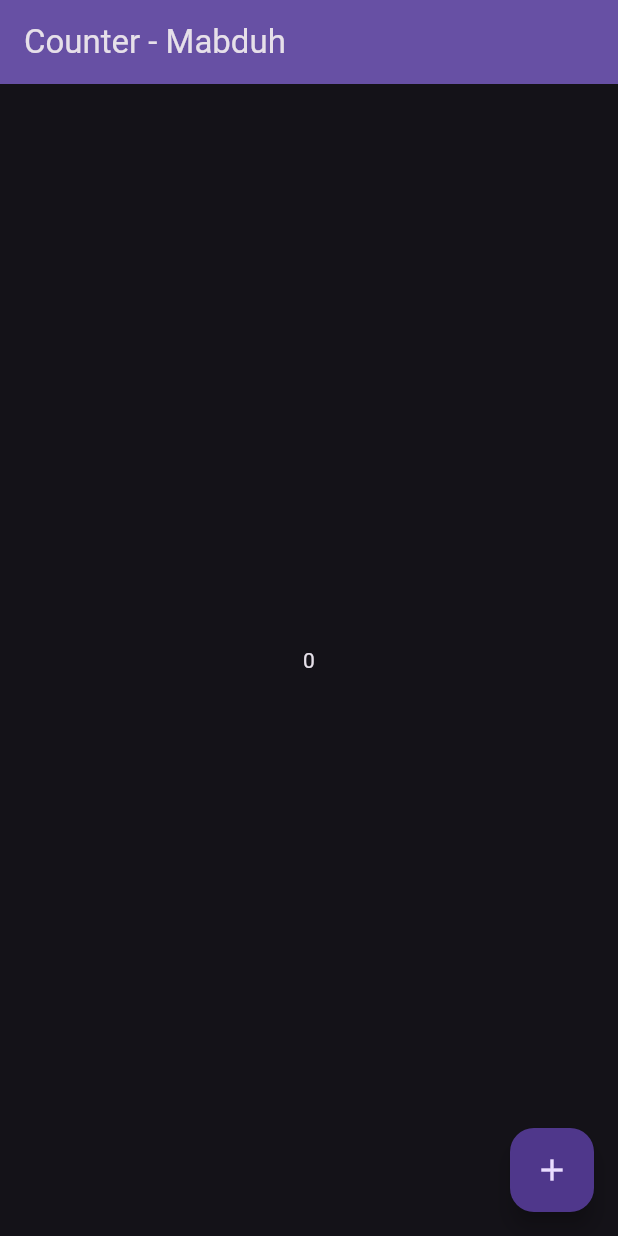
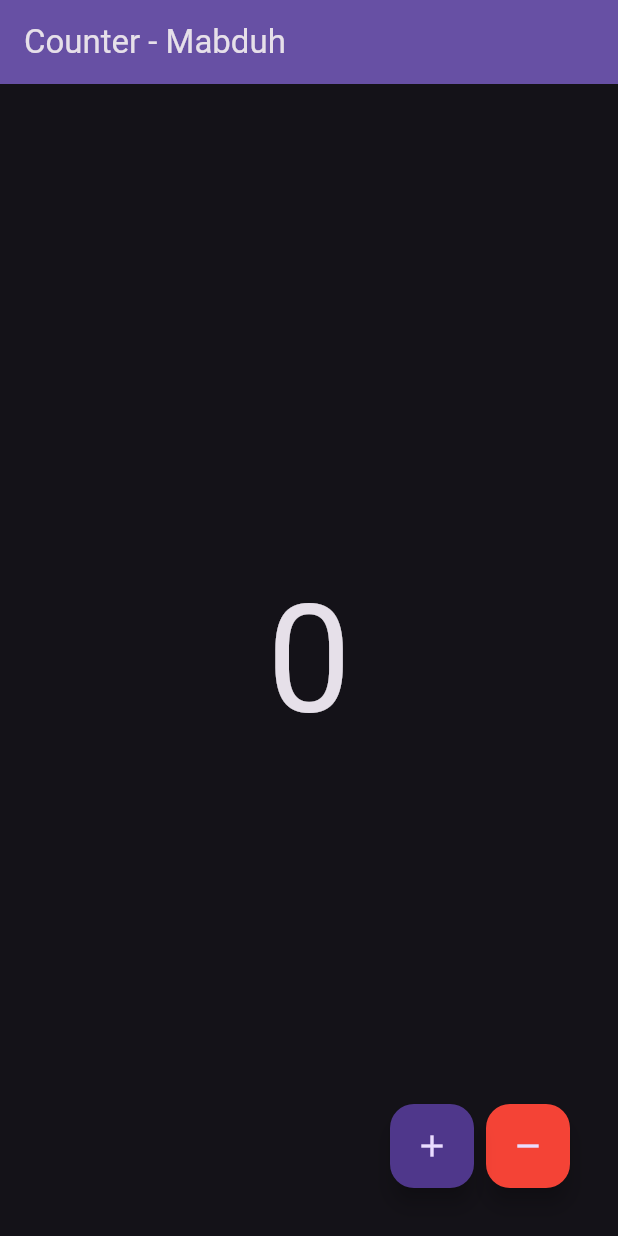
Before and after one commit to imabduh/state_management, a Flutter app: the screen it shows after launch, on a phone screen of 412 x 824 dp. Run offline on Flutter 3.47's test engine with Material 3 defaults, Android fonts, the phone set to English and light mode, and no system bars.

Commit message:
memperbagus tampilan

```diff
--- a/lib/main.dart
+++ b/lib/main.dart
@@ -52,14 +52,36 @@ class MyHomePage extends StatelessWidget {
         title: const Text("Counter - Mabduh"),
       ),
       body: Center(
-          child: Text(Provider.of<Counter>(context)._counter.toString())),
-      floatingActionButton: FloatingActionButton(
-        onPressed: () {
-          counterProv.incrementCounter(); // untuk menambah + 1
-          // counterProv.decrementCounter(); // untuk mengurang - 1
-        },
-        tooltip: 'Increment',
-        child: const Icon(Icons.add),
+          child: Text(
+        Provider.of<Counter>(context)._counter.toString(),
+        style: const TextStyle(fontSize: 100),
+      )),
+      floatingActionButton: Stack(
+        children: [
+          Positioned(
+            bottom: 16.0,
+            right: 16.0,
+            child: FloatingActionButton(
+              onPressed: () {
+                counterProv.decrementCounter();
+              },
+              tooltip: 'Decrement',
+              backgroundColor: Colors.red,
+              child: const Icon(Icons.remove),
+            ),
+          ),
+          Positioned(
+            bottom: 16.0,
+            right: 80.0,
+            child: FloatingActionButton(
+              onPressed: () {
+                counterProv.incrementCounter();
+              },
+              tooltip: 'Increment',
+              child: const Icon(Icons.add),
+            ),
+          ),
+        ],
       ),
     );
   }
```
